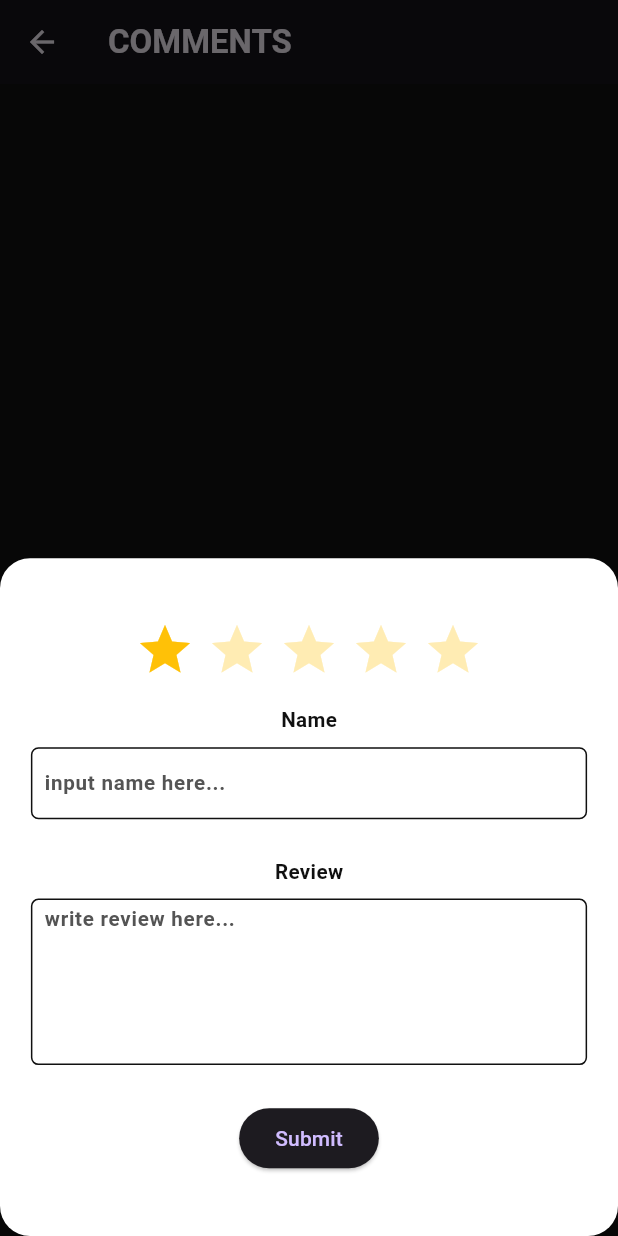
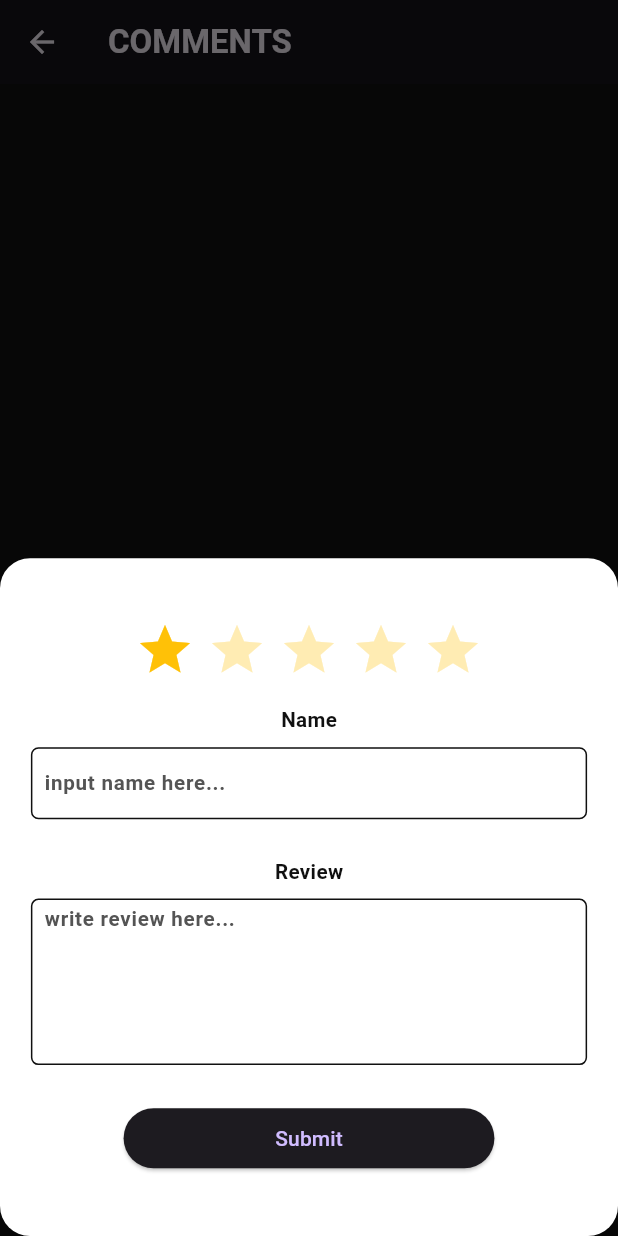
Before and after one commit to andrewwang801/movie-app, a Flutter app: the MovieCommentsScreen screen opened directly, after a tap on "Add Comment", on a phone screen of 412 x 824 dp. Run offline on Flutter 3.47's test engine with Material 3 defaults, Android fonts, the phone set to English and light mode, and no system bars; drawn by our look-alikes of flutter_rating_bar; our stand-ins replace bloc, cached_network_image, connectivity, flutter_bloc, flutter_spinkit, get and 2 more; missing offline and left inert: connectivity_for_web; accounts and stored records are empty; network calls fail; statements that could not run were skipped.

Commit message:
add screenshots

```diff
--- a/lib/screens/coming_soon.dart
+++ b/lib/screens/coming_soon.dart
@@ -67,7 +67,8 @@ class _ComingSoonState extends State<ComingSoon> {
                   scrollController: _scrollController,
                   movieCards: movieCards);
             }
-            if (state is MovieCubitError) return Text(state.errMsg);
+            if (state is MovieCubitError)
+              return Center(child: Text(state.errMsg));
             return Container();
           },
         ),
--- a/lib/screens/comments_screen.dart
+++ b/lib/screens/comments_screen.dart
@@ -91,7 +91,7 @@ class _MovieCommentsScreenState extends State<MovieCommentsScreen> {
                     });
               }
               if (state is CommentError) {
-                return Text(state.errMsg);
+                return Center(child: Text(state.errMsg));
               }
               return Container();
             },
--- a/lib/screens/now_playing.dart
+++ b/lib/screens/now_playing.dart
@@ -66,7 +66,8 @@ class _NowPlayingState extends State<NowPlaying> {
                   scrollController: _scrollController,
                   movieCards: movieCards);
             }
-            if (state is MovieCubitError) return Text(state.errMsg);
+            if (state is MovieCubitError)
+              return Center(child: Text(state.errMsg));
             return Container();
           },
         ),
--- a/lib/screens/popular_screen.dart
+++ b/lib/screens/popular_screen.dart
@@ -67,7 +67,8 @@ class _PopularScreenState extends State<PopularScreen> {
                   scrollController: _scrollController,
                   movieCards: movieCards);
             }
-            if (state is MovieCubitError) return Text(state.errMsg);
+            if (state is MovieCubitError)
+              return Center(child: Text(state.errMsg));
             return Container();
           },
         ),
--- a/lib/screens/top_rated.dart
+++ b/lib/screens/top_rated.dart
@@ -67,7 +67,8 @@ class _TopRatedState extends State<TopRated> {
                   scrollController: _scrollController,
                   movieCards: movieCards);
             }
-            if (state is MovieCubitError) return Text(state.errMsg);
+            if (state is MovieCubitError)
+              return Center(child: Text(state.errMsg));
             return Container();
           },
         ),
--- a/lib/widget/comment_modal.dart
+++ b/lib/widget/comment_modal.dart
@@ -165,6 +165,8 @@ class _CommentModalState extends State<CommentModal> {
                   }
                 },
                 child: Text(widget.update ? "Update" : "Submit"),
+                style: ButtonStyle(
+                    minimumSize: MaterialStateProperty.all(Size(60.w, 40))),
               ),
             ],
           ),
```
Also changed, not shown: lib/main.dart (+14 -15 lines), 21 other files.
